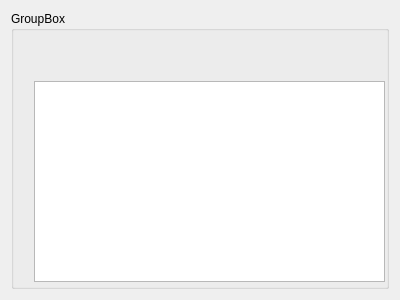
This is src/libs/qtwidgets/reportform.ui in qtplatz/qtplatz as Qt 5 draws it before an edit. The edited form follows.
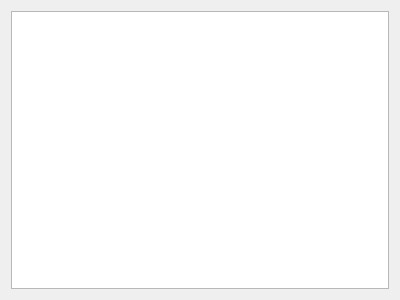
This is the edited form.

What changed in the file:
```diff
--- a/src/libs/qtwidgets/reportform.ui
+++ b/src/libs/qtwidgets/reportform.ui
@@ -15,25 +15,7 @@
   </property>
   <layout class="QHBoxLayout" name="horizontalLayout_2">
    <item>
-    <layout class="QHBoxLayout" name="horizontalLayout">
-     <item>
-      <widget class="QGroupBox" name="groupBox">
-       <property name="title">
-        <string>GroupBox</string>
-       </property>
-       <widget class="QTextEdit" name="textEdit">
-        <property name="geometry">
-         <rect>
-          <x>23</x>
-          <y>70</y>
-          <width>351</width>
-          <height>201</height>
-         </rect>
-        </property>
-       </widget>
-      </widget>
-     </item>
-    </layout>
+    <widget class="QTreeView" name="treeView"/>
    </item>
   </layout>
  </widget>
```
